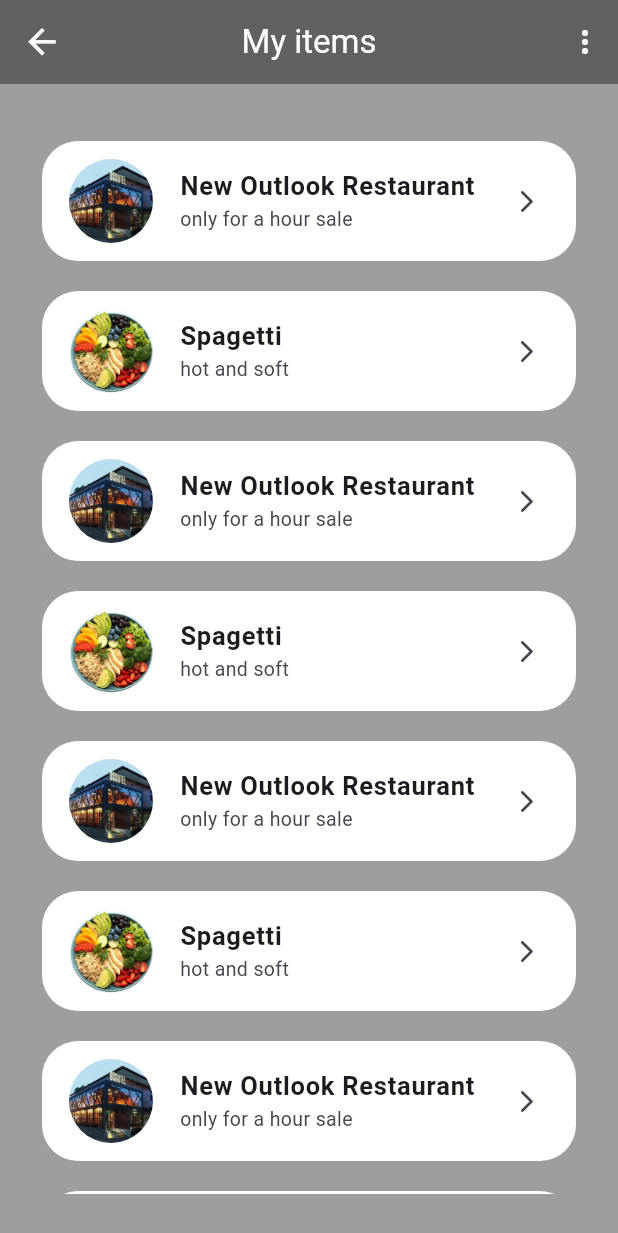
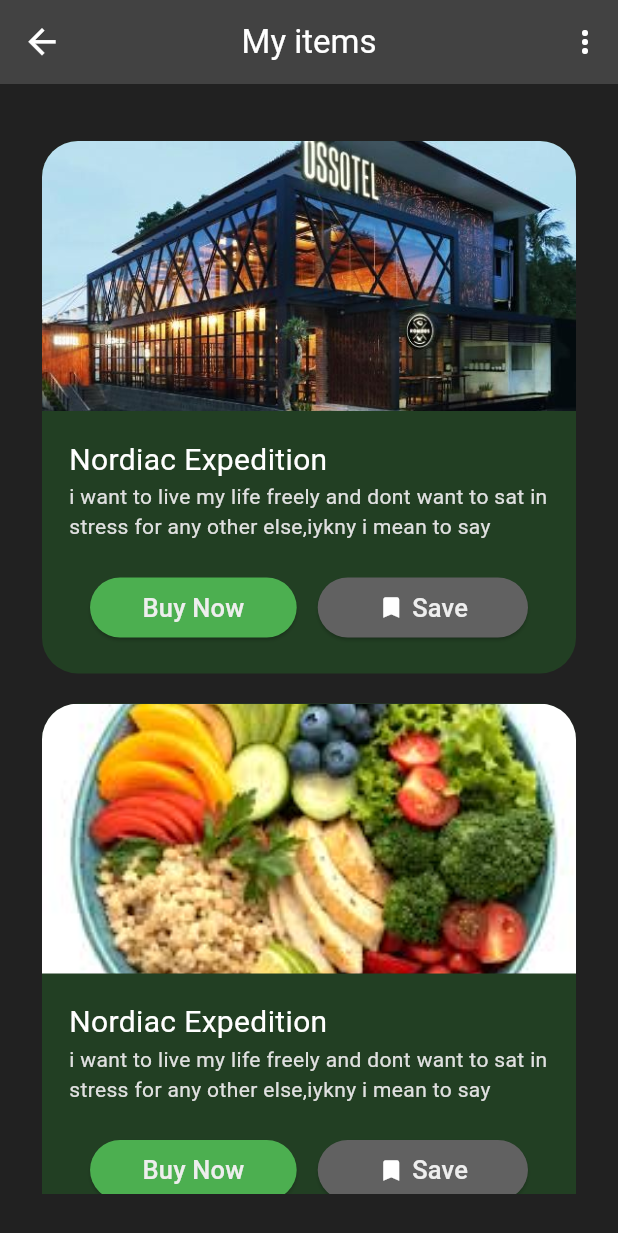
Before and after one commit to Shaurya0987/Sqflite---local-Database, a Flutter app: the screen it shows after launch, on a phone screen of 412 x 824 dp. Shown: the top 1233 px of the screen. Run offline on Flutter 3.47's test engine with Material 3 defaults, Android fonts, the light colour scheme and no system bars; our stand-ins replace fluttertoast, sqflite; accounts and stored records are empty.

Commit message:
ListView.Builder Learnt Twice

```diff
--- /dev/null
+++ b/lib/Screens/ListViewBuilderDemo2.dart
@@ -0,0 +1,179 @@
+import 'package:flutter/material.dart';
+
+class Listviewbuilderdemo2 extends StatelessWidget {
+  const Listviewbuilderdemo2({super.key});
+
+  @override
+  Widget build(BuildContext context) {
+
+    List<Map<String,String>>items=[
+      {
+        "image" : "assets/outLookRestaurant.jpg",
+        "title" : "Nordiac Expedition",
+        "subtitle" :"i want to live my life freely and dont want to sat in stress for any other else,iykny i mean to say",
+      },
+      {
+        "image" : "assets/picture1.jpg",
+        "title" : "Nordiac Expedition",
+        "subtitle" :"i want to live my life freely and dont want to sat in stress for any other else,iykny i mean to say"
+      },
+      {
+        "image" : "assets/picture2.jpg",
+        "title" : "Nordiac Expedition",
+        "subtitle" : "i want to live my life freely and dont want to sat in stress for any other else,iykny i mean to say"
+      },
+      {
+        "image" : "assets/picture3.jpg",
+        "title" : "Nordiac Expedition",
+        "subtitle" : "i want to live my life freely and dont want to sat in stress for any other else,iykny i mean to say"
+      },
+      {
+        "image" : "assets/picture17.jpg",
+        "title" : "Nordiac Expedition",
+        "subtitle" : "i want to live my life freely and dont want to sat in stress for any other else,iykny i mean to say"
+      },
+    ];
+
+    return Scaffold(
+      backgroundColor: Colors.grey.shade900,
+      appBar: AppBar(
+        backgroundColor: Colors.grey.shade800,
+        centerTitle: true,
+        title: Text("My items", style: TextStyle(color: Colors.white)),
+        leading: Icon(Icons.arrow_back, size: 27, color: Colors.white),
+        actions: [
+          Padding(
+            padding: const EdgeInsets.only(right: 10.0),
+            child: Icon(Icons.more_vert_outlined, color: Colors.white),
+          ),
+        ],
+      ),
+      body: Padding(
+        padding: const EdgeInsets.all(28.0),
+        child: items.isEmpty?
+        Center(
+          child: Text("No Items Present Here"),
+        ):
+        ListView.builder(
+          itemCount: items.length,
+          itemBuilder: (context, index) {
+            return ContainerWidetofListviw(
+              image: items[index]["image"]!,
+              title: items[index]["title"]!,
+              subtitle: items[index]["subtitle"]!
+              );
+          },
+        )
+        ),
+      );
+  }
+}
+
+class ContainerWidetofListviw extends StatelessWidget {
+  final String image;
+  final String title;
+  final String subtitle;
+  const ContainerWidetofListviw({
+    super.key, required this.image, required this.title, required this.subtitle,
+  });
+
+  @override
+  Widget build(BuildContext context) {
+    return Padding(
+      padding: const EdgeInsets.symmetric(vertical: 10.0),
+      child: Container(
+        height: 355,
+        width: double.infinity,
+        decoration: BoxDecoration(
+          color: const Color.fromARGB(255, 34, 63, 35),
+          borderRadius: BorderRadius.circular(24),
+        ),
+        child: Column(
+          crossAxisAlignment: CrossAxisAlignment.start,
+          children: [
+            Container(
+              height: 180,
+              width: double.infinity,
+              child: ClipRRect(
+                borderRadius: BorderRadiusDirectional.only(
+                  topStart: Radius.circular(24),
+                  topEnd: Radius.circular(24),
+                ),
+
+                child: Image(
+                  image: AssetImage(image),
+                  fit: BoxFit.cover,
+                ),
+              ),
+            ),
+            Padding(
+              padding: const EdgeInsets.all(18.0),
+              child: Column(
+                crossAxisAlignment: CrossAxisAlignment.start,
+                children: [
+                  Text(
+                    title,
+                    style: TextStyle(color: Colors.white, fontSize: 20),
+                  ),
+                  Text(
+                    subtitle,
+                    style: TextStyle(color: Colors.grey.shade300),
+                  ),
+                  Padding(
+                    padding: const EdgeInsets.only(top: 20),
+                    child: Row(
+                      mainAxisAlignment: MainAxisAlignment.spaceEvenly,
+                      children: [
+                        ElevatedButton(
+                          style: ElevatedButton.styleFrom(
+                            backgroundColor: Colors.green,
+                            padding: EdgeInsets.symmetric(
+                              vertical: 5,
+                              horizontal: 35,
+                            ),
+                          ),
+                          onPressed: () {},
+                          child: Text(
+                            "Buy Now",
+                            style: TextStyle(
+                              color: Colors.grey.shade200,
+                              fontSize: 17,
+                            ),
+                          ),
+                        ),
+
+                        ElevatedButton(
+                          style: ElevatedButton.styleFrom(
+                            backgroundColor: Colors.grey.shade700,
+                            padding: EdgeInsets.symmetric(
+                              vertical: 5,
+                              horizontal: 40,
+                            ),
+                          ),
+                          onPressed: () {},
+                          child: Row(
+                            children: [
+                              Icon(Icons.bookmark, color: Colors.white),
+                              SizedBox(width: 5),
+                              Text(
+                                "Save",
+                                style: TextStyle(
+                                  color: Colors.grey.shade200,
+                                  fontSize: 17,
+                                ),
+                              ),
+                            ],
+                          ),
+                        ),
+                      ],
+                    ),
+                  ),
+                ],
+              ),
+            ),
+          ],
+        ),
+      ),
+    );
+  }
+}
--- a/lib/main.dart
+++ b/lib/main.dart
@@ -2,6 +2,7 @@ import 'package:flutter/material.dart';
 import 'package:localdb/Contact%20Book%20App/Providers/contactProvider.dart';
 import 'package:localdb/Contact%20Book%20App/Screens/mainScreen.dart';
 import 'package:localdb/Screens/ListViewBuilderDemo.dart';
+import 'package:localdb/Screens/ListViewBuilderDemo2.dart';
 import 'package:provider/provider.dart';
 
 void main() {
@@ -20,7 +21,7 @@ class MyApp extends StatelessWidget {
   Widget build(BuildContext context) {
     return const MaterialApp(
       debugShowCheckedModeBanner: false,
-      home: Listviewbuilderdemo(),
+      home: Listviewbuilderdemo2(),
     );
   }
 }
```
Also changed, not shown: lib/Screens/ListViewBuilderDemo.dart (+56 -50 lines).
